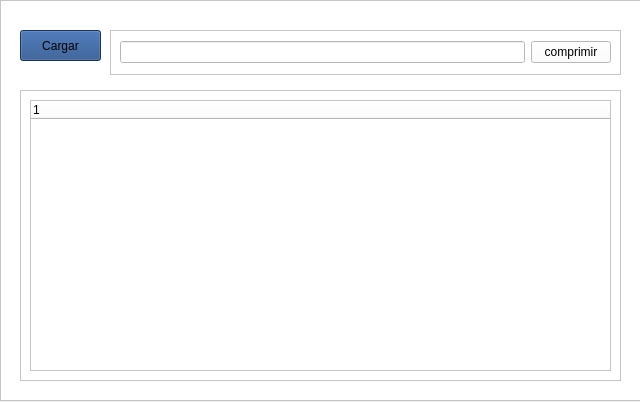
Before: the Qt Designer form huffmanwindow.ui in carlosvelaquez/Proyecto-EdD1, drawn with Qt 5.
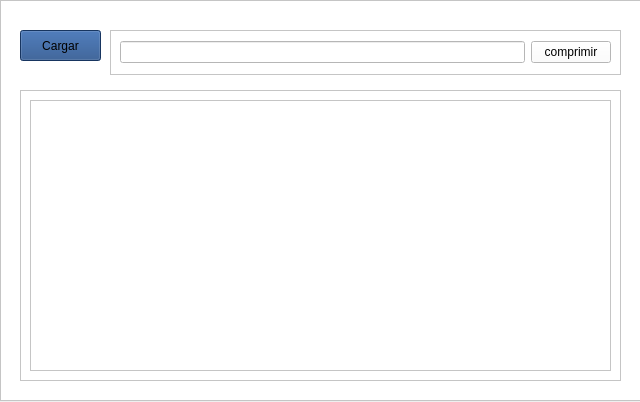
After: the same form once the commit is applied.

Diff of the .ui file:
```diff
--- a/huffmanwindow.ui
+++ b/huffmanwindow.ui
@@ -91,7 +91,7 @@
     <property name="frameShadow">
      <enum>QFrame::Raised</enum>
     </property>
-    <widget class="QTreeWidget" name="treeWidget">
+    <widget class="QListWidget" name="listWidget">
      <property name="geometry">
       <rect>
        <x>10</x>
@@ -100,11 +100,6 @@
        <height>271</height>
       </rect>
      </property>
-     <column>
-      <property name="text">
-       <string notr="true">1</string>
-      </property>
-     </column>
     </widget>
    </widget>
   </widget>
```
